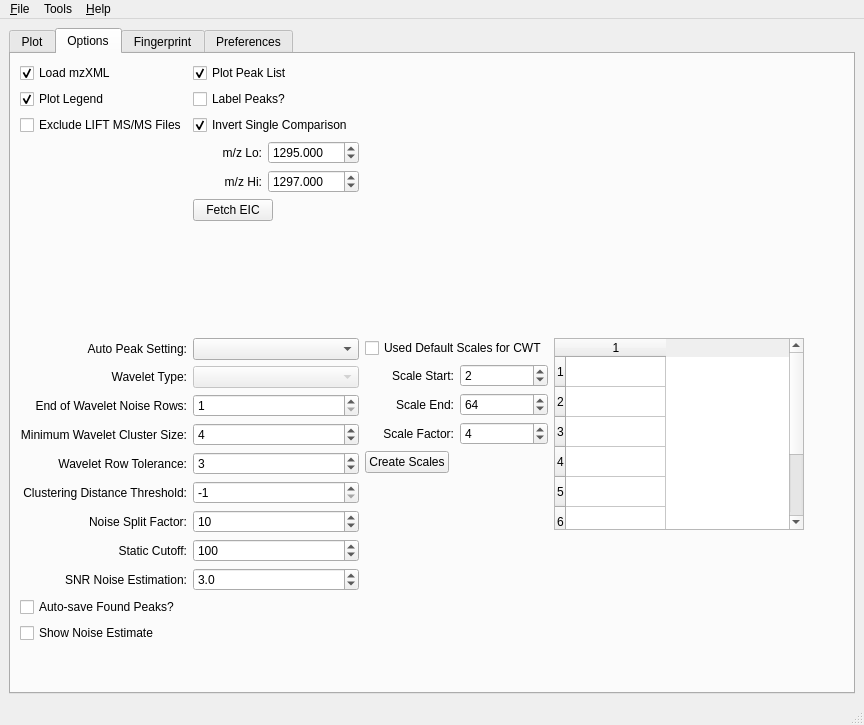
This is SimpleView/main.ui in mfitzp/toolz as Qt 5 draws it before an edit. The edited form follows.
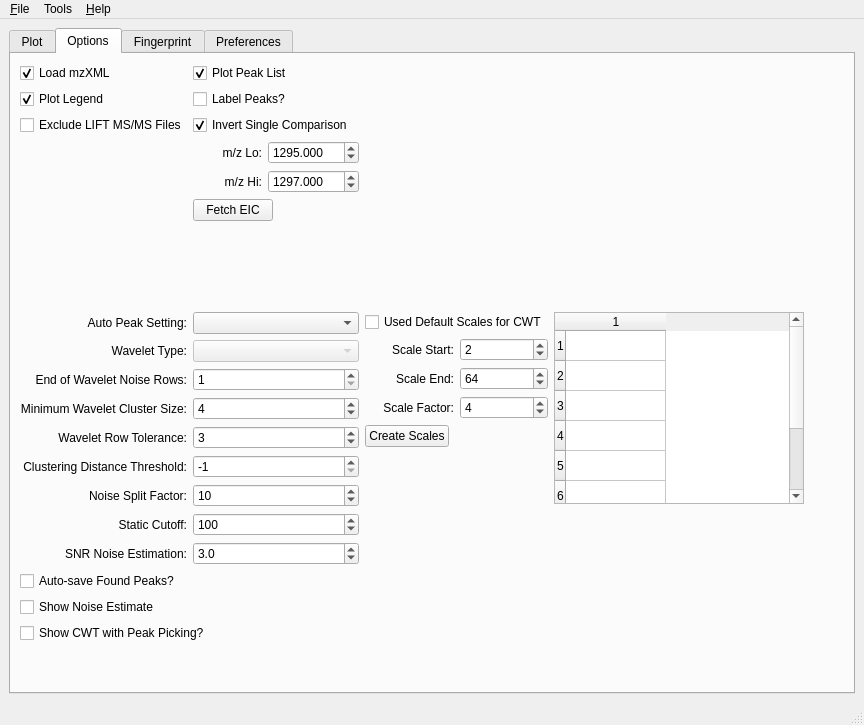
This is the edited form. The open tabs and pages were chosen to show the change. Icons and pictures are not drawn. Custom widgets are drawn as their Qt base class.

```diff
--- a/SimpleView/main.ui
+++ b/SimpleView/main.ui
@@ -1046,6 +1046,13 @@
             </property>
            </widget>
           </item>
+          <item>
+           <widget class="QCheckBox" name="showCWT_CB" >
+            <property name="text" >
+             <string>Show CWT with Peak Picking?</string>
+            </property>
+           </widget>
+          </item>
           <item>
            <spacer>
             <property name="orientation" >
@@ -1809,17 +1816,17 @@
   </action>
  </widget>
  <customwidgets>
+  <customwidget>
+   <class>CustomTable</class>
+   <extends>QTableWidget</extends>
+   <header>customTable</header>
+  </customwidget>
   <customwidget>
    <class>MPL_Widget</class>
    <extends>QWidget</extends>
    <header>mpl_pyqt4_widget</header>
    <container>1</container>
   </customwidget>
-  <customwidget>
-   <class>CustomTable</class>
-   <extends>QTableWidget</extends>
-   <header>customTable</header>
-  </customwidget>
  </customwidgets>
  <resources>
   <include location="icons.qrc" />
```
